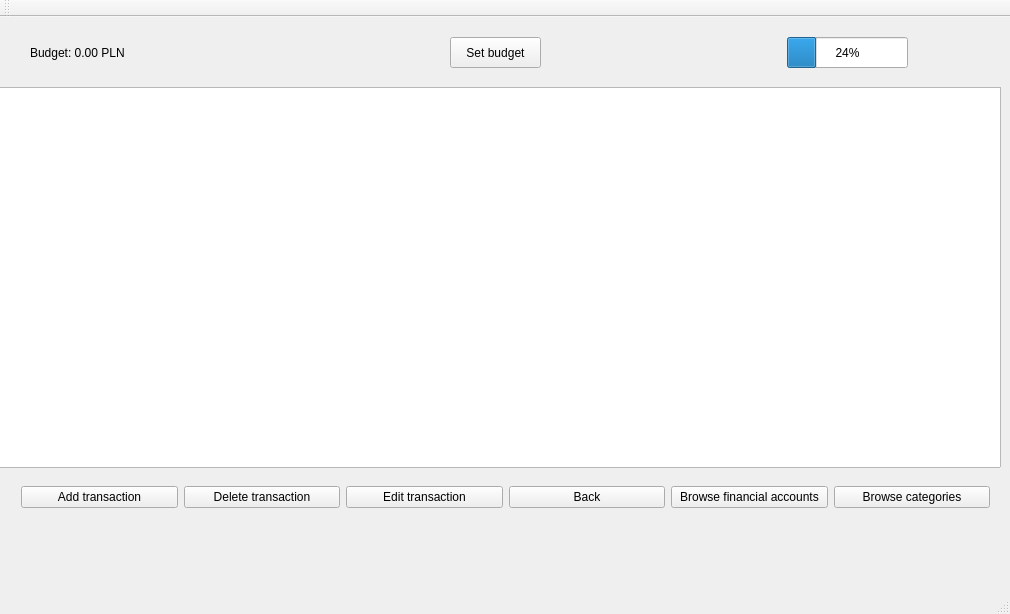
Greexoff/Budget-Management-App, file BudgetManagementQtVS/BudgetManagementQtVS/TransactionWindowView.ui: the form before one commit.
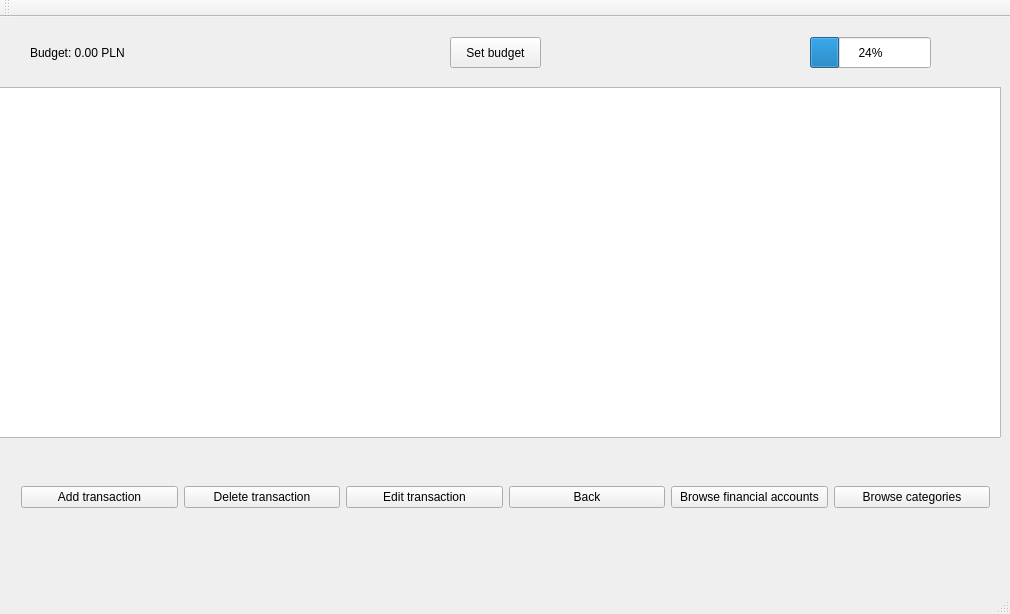
The form after the commit.

The edit to the form file:
```diff
--- a/BudgetManagementQtVS/BudgetManagementQtVS/TransactionWindowView.ui
+++ b/BudgetManagementQtVS/BudgetManagementQtVS/TransactionWindowView.ui
@@ -20,7 +20,7 @@
       <x>-10</x>
       <y>70</y>
       <width>1011</width>
-      <height>381</height>
+      <height>351</height>
      </rect>
     </property>
    </widget>
@@ -81,7 +81,7 @@
    <widget class="QProgressBar" name="budgetProgressBar">
     <property name="geometry">
      <rect>
-      <x>787</x>
+      <x>810</x>
       <y>20</y>
       <width>121</width>
       <height>31</height>
```
